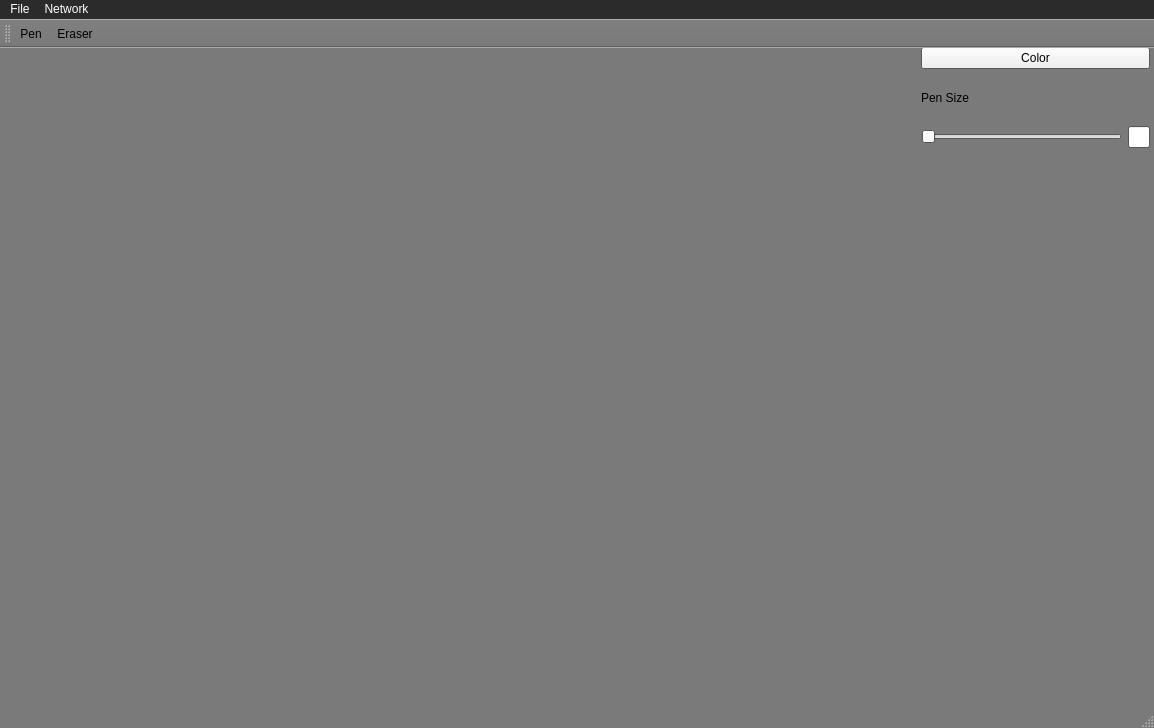
Above: ClientProgram/PaintBoardForLecture/mainwindow.ui from moonsunghyo/C-_project before the change. Below: the same form after it.
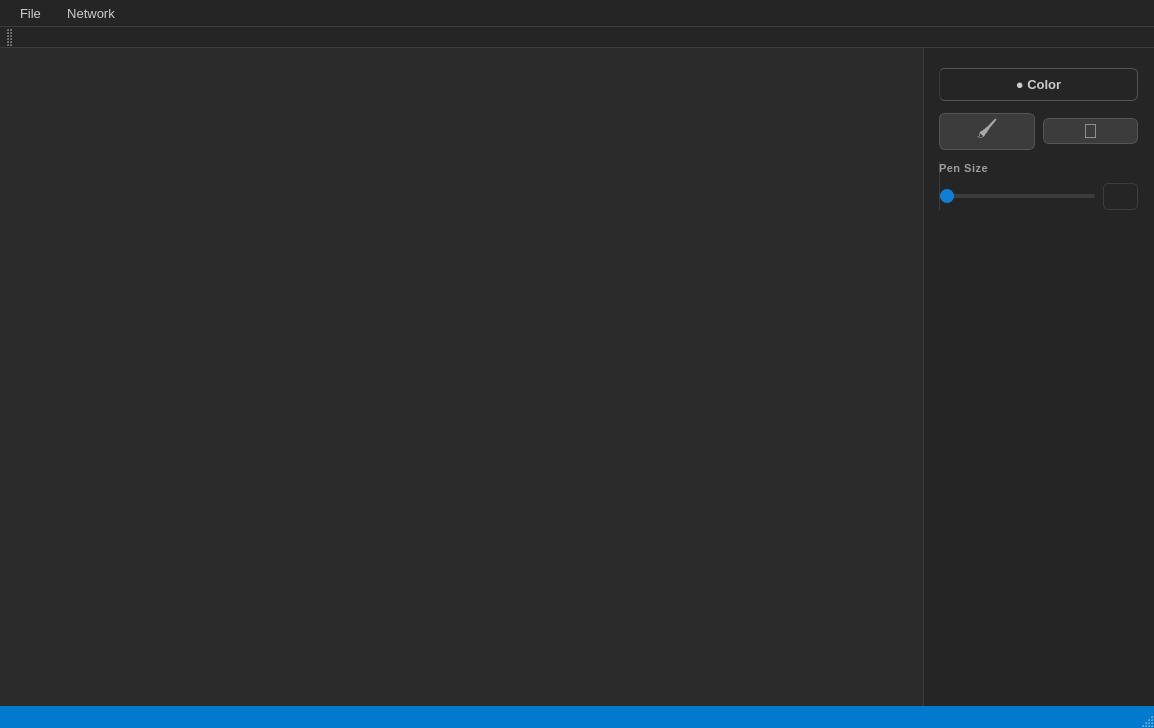
That is the form after the change.

```diff
--- a/ClientProgram/PaintBoardForLecture/mainwindow.ui
+++ b/ClientProgram/PaintBoardForLecture/mainwindow.ui
@@ -10,158 +10,357 @@
     <height>728</height>
    </rect>
   </property>
-  <property name="palette">
-   <palette>
-    <active>
-     <colorrole role="Light">
-      <brush brushstyle="SolidPattern">
-       <color alpha="255">
-        <red>255</red>
-        <green>255</green>
-        <blue>255</blue>
-       </color>
-      </brush>
-     </colorrole>
-     <colorrole role="Base">
-      <brush brushstyle="SolidPattern">
-       <color alpha="255">
-        <red>255</red>
-        <green>255</green>
-        <blue>255</blue>
-       </color>
-      </brush>
-     </colorrole>
-     <colorrole role="Window">
-      <brush brushstyle="SolidPattern">
-       <color alpha="255">
-        <red>122</red>
-        <green>122</green>
-        <blue>122</blue>
-       </color>
-      </brush>
-     </colorrole>
-    </active>
-    <inactive>
-     <colorrole role="Light">
-      <brush brushstyle="SolidPattern">
-       <color alpha="255">
-        <red>255</red>
-        <green>255</green>
-        <blue>255</blue>
-       </color>
-      </brush>
-     </colorrole>
-     <colorrole role="Base">
-      <brush brushstyle="SolidPattern">
-       <color alpha="255">
-        <red>255</red>
-        <green>255</green>
-        <blue>255</blue>
-       </color>
-      </brush>
-     </colorrole>
-     <colorrole role="Window">
-      <brush brushstyle="SolidPattern">
-       <color alpha="255">
-        <red>122</red>
-        <green>122</green>
-        <blue>122</blue>
-       </color>
-      </brush>
-     </colorrole>
-    </inactive>
-    <disabled>
-     <colorrole role="Light">
-      <brush brushstyle="SolidPattern">
-       <color alpha="255">
-        <red>255</red>
-        <green>255</green>
-        <blue>255</blue>
-       </color>
-      </brush>
-     </colorrole>
-     <colorrole role="Base">
-      <brush brushstyle="SolidPattern">
-       <color alpha="255">
-        <red>122</red>
-        <green>122</green>
-        <blue>122</blue>
-       </color>
-      </brush>
-     </colorrole>
-     <colorrole role="Window">
-      <brush brushstyle="SolidPattern">
-       <color alpha="255">
-        <red>122</red>
-        <green>122</green>
-        <blue>122</blue>
-       </color>
-      </brush>
-     </colorrole>
-    </disabled>
-   </palette>
-  </property>
   <property name="windowTitle">
-   <string>MainWindow</string>
+   <string>PaintBoard</string>
+  </property>
+  <property name="styleSheet">
+   <string notr="true">
+QMainWindow {
+    background-color: #1e1e1e;
+}
+
+QWidget#centralwidget {
+    background-color: #1e1e1e;
+}
+
+/* ── Side Panel ── */
+QWidget#horizontalLayoutWidget {
+    background-color: #1e1e1e;
+}
+
+/* ── Menu ── */
+QMenuBar {
+    background-color: #252526;
+    color: #cccccc;
+    border-bottom: 1px solid #3c3c3c;
+    padding: 2px 4px;
+    font-size: 13px;
+}
+QMenuBar::item {
+    padding: 4px 10px;
+    border-radius: 4px;
+}
+QMenuBar::item:selected {
+    background-color: #37373d;
+    color: #ffffff;
+}
+QMenu {
+    background-color: #252526;
+    color: #cccccc;
+    border: 1px solid #3c3c3c;
+    border-radius: 6px;
+    padding: 4px;
+}
+QMenu::item {
+    padding: 6px 20px;
+    border-radius: 4px;
+}
+QMenu::item:selected {
+    background-color: #094771;
+    color: #ffffff;
+}
+
+/* ── Toolbar ── */
+QToolBar {
+    background-color: #252526;
+    border-bottom: 1px solid #3c3c3c;
+    spacing: 4px;
+    padding: 3px 6px;
+}
+QToolBar::separator {
+    background-color: #3c3c3c;
+    width: 1px;
+    margin: 4px 6px;
+}
+QToolButton {
+    background-color: transparent;
+    color: #cccccc;
+    border: none;
+    border-radius: 5px;
+    padding: 5px 14px;
+    font-size: 13px;
+}
+QToolButton:hover {
+    background-color: #37373d;
+    color: #ffffff;
+}
+QToolButton:pressed, QToolButton:checked {
+    background-color: #094771;
+    color: #ffffff;
+}
+
+/* ── Color Picker Button ── */
+QPushButton#colorPickerButton {
+    background-color: #3c3c3c;
+    color: #cccccc;
+    border: 1px solid #555555;
+    border-radius: 6px;
+    padding: 8px 0px;
+    font-size: 13px;
+    font-weight: 600;
+}
+QPushButton#colorPickerButton:hover {
+    background-color: #4a4a4a;
+    border-color: #6a6a6a;
+    color: #ffffff;
+}
+QPushButton#colorPickerButton:pressed {
+    background-color: #2a2a2a;
+}
+
+/* ── Labels ── */
+QLabel {
+    color: #9d9d9d;
+    font-size: 11px;
+    font-weight: 600;
+    letter-spacing: 0.5px;
+    text-transform: uppercase;
+}
+
+/* ── Slider ── */
+QSlider::groove:horizontal {
+    height: 4px;
+    background-color: #3c3c3c;
+    border-radius: 2px;
+}
+QSlider::handle:horizontal {
+    background-color: #0e7fd4;
+    width: 14px;
+    height: 14px;
+    margin: -5px 0;
+    border-radius: 7px;
+}
+QSlider::handle:horizontal:hover {
+    background-color: #1b9aff;
+}
+QSlider::sub-page:horizontal {
+    background-color: #0e7fd4;
+    border-radius: 2px;
+}
+
+/* ── Line Edit ── */
+QLineEdit {
+    background-color: #2d2d2d;
+    color: #cccccc;
+    border: 1px solid #3c3c3c;
+    border-radius: 5px;
+    padding: 4px 6px;
+    font-size: 13px;
+    selection-background-color: #094771;
+}
+QLineEdit:focus {
+    border-color: #0e7fd4;
+}
+
+/* ── Status Bar ── */
+QStatusBar {
+    background-color: #007acc;
+    color: #ffffff;
+    font-size: 12px;
+}
+   </string>
   </property>
   <widget class="QWidget" name="centralwidget">
    <widget class="QWidget" name="horizontalLayoutWidget">
     <property name="geometry">
      <rect>
-      <x>-1</x>
-      <y>-1</y>
-      <width>1151</width>
-      <height>641</height>
+      <x>0</x>
+      <y>0</y>
+      <width>1154</width>
+      <height>660</height>
      </rect>
     </property>
     <layout class="QHBoxLayout" name="horizontalLayout" stretch="8,2">
+     <property name="spacing">
+      <number>0</number>
+     </property>
+     <property name="leftMargin">
+      <number>0</number>
+     </property>
+     <property name="topMargin">
+      <number>0</number>
+     </property>
+     <property name="rightMargin">
+      <number>0</number>
+     </property>
+     <property name="bottomMargin">
+      <number>0</number>
+     </property>
      <item>
-      <widget class="QWidget" name="canvasContainer" native="true"/>
+      <widget class="QWidget" name="canvasContainer" native="true">
+       <property name="styleSheet">
+        <string notr="true">background-color: #2b2b2b;</string>
+       </property>
+      </widget>
      </item>
      <item>
-      <layout class="QVBoxLayout" name="sidePanel" stretch="4,1,3,12">
-       <item>
-        <widget class="QPushButton" name="colorPickerButton">
-         <property name="text">
-          <string>Color</string>
-         </property>
-        </widget>
-       </item>
-       <item>
-        <widget class="QLabel" name="label_2">
-         <property name="text">
-          <string>Pen Size</string>
-         </property>
-        </widget>
-       </item>
-       <item>
-        <layout class="QHBoxLayout" name="penSizeEditArea" stretch="9,1">
-         <item>
-          <widget class="QSlider" name="penSlider">
-           <property name="orientation">
-            <enum>Qt::Orientation::Horizontal</enum>
+      <widget class="QWidget" name="sidePanelWidget" native="true">
+       <property name="styleSheet">
+        <string notr="true">
+QWidget {
+    background-color: #252526;
+    border-left: 1px solid #3c3c3c;
+}
+        </string>
+       </property>
+       <layout class="QVBoxLayout" name="sidePanel" stretch="0,0,0,1">
+        <property name="spacing">
+         <number>12</number>
+        </property>
+        <property name="leftMargin">
+         <number>16</number>
+        </property>
+        <property name="topMargin">
+         <number>20</number>
+        </property>
+        <property name="rightMargin">
+         <number>16</number>
+        </property>
+        <property name="bottomMargin">
+         <number>20</number>
+        </property>
+        <item>
+         <widget class="QPushButton" name="colorPickerButton">
+          <property name="text">
+           <string>● Color</string>
+          </property>
+         </widget>
+        </item>
+        <item>
+         <layout class="QHBoxLayout" name="toolButtonArea">
+          <property name="spacing">
+           <number>8</number>
+          </property>
+          <item>
+           <widget class="QPushButton" name="penButton">
+            <property name="styleSheet">
+             <string notr="true">
+QPushButton {
+    background-color: #3c3c3c;
+    color: #aaaaaa;
+    border: 1px solid #555555;
+    border-radius: 6px;
+    font-size: 20px;
+    font-weight: 300;
+}
+QPushButton:hover {
+    background-color: #4a4a4a;
+    border-color: #6a6a6a;
+    color: #ffffff;
+}
+QPushButton:checked {
+    background-color: #0e4f8a;
+    border: 1.5px solid #0e7fd4;
+    color: #ffffff;
+}
+             </string>
+            </property>
+            <property name="text">
+             <string>🖌️</string>
+            </property>
+            <property name="checkable">
+             <bool>true</bool>
+            </property>
+           </widget>
+          </item>
+          <item>
+           <widget class="QPushButton" name="eraserButton">
+            <property name="styleSheet">
+             <string notr="true">
+QPushButton {
+    background-color: #3c3c3c;
+    color: #aaaaaa;
+    border: 1px solid #555555;
+    border-radius: 6px;
+    font-size: 20px;
+    font-weight: 300;
+}
+QPushButton:hover {
+    background-color: #4a4a4a;
+    border-color: #6a6a6a;
+    color: #ffffff;
+}
+QPushButton:checked {
+    background-color: #0e4f8a;
+    border: 1.5px solid #0e7fd4;
+    color: #ffffff;
+}
+             </string>
+            </property>
+            <property name="text">
+             <string>🧽</string>
+            </property>
+            <property name="checkable">
+             <bool>true</bool>
+            </property>
+           </widget>
+          </item>
+         </layout>
+        </item>
+        <item>
+         <widget class="QWidget" name="penSizeArea" native="true">
+          <layout class="QVBoxLayout" name="penSizeAreaLayout">
+           <property name="spacing">
+            <number>8</number>
            </property>
-          </widget>
-         </item>
-         <item>
-          <widget class="QLineEdit" name="penSizeEdit"/>
-         </item>
-        </layout>
-       </item>
-       <item>
-        <spacer name="sidePanelSpacer">
-         <property name="orientation">
-          <enum>Qt::Orientation::Vertical</enum>
-         </property>
-         <property name="sizeHint" stdset="0">
-          <size>
-           <width>20</width>
-           <height>40</height>
-          </size>
-         </property>
-        </spacer>
-       </item>
-      </layout>
+           <property name="leftMargin">
+            <number>0</number>
+           </property>
+           <property name="topMargin">
+            <number>0</number>
+           </property>
+           <property name="rightMargin">
+            <number>0</number>
+           </property>
+           <property name="bottomMargin">
+            <number>0</number>
+           </property>
+           <item>
+            <widget class="QLabel" name="label_2">
+             <property name="text">
+              <string>Pen Size</string>
+             </property>
+            </widget>
+           </item>
+           <item>
+            <layout class="QHBoxLayout" name="penSizeEditArea" stretch="9,1">
+             <property name="spacing">
+              <number>8</number>
+             </property>
+             <item>
+              <widget class="QSlider" name="penSlider">
+               <property name="orientation">
+                <enum>Qt::Orientation::Horizontal</enum>
+               </property>
+              </widget>
+             </item>
+             <item>
+              <widget class="QLineEdit" name="penSizeEdit">
+               <property name="alignment">
+                <set>Qt::AlignmentFlag::AlignCenter</set>
+               </property>
+              </widget>
+             </item>
+            </layout>
+           </item>
+          </layout>
+         </widget>
+        </item>
+        <item>
+         <spacer name="sidePanelSpacer">
+          <property name="orientation">
+           <enum>Qt::Orientation::Vertical</enum>
+          </property>
+          <property name="sizeHint" stdset="0">
+           <size>
+            <width>20</width>
+            <height>40</height>
+           </size>
+          </property>
+         </spacer>
+        </item>
+       </layout>
+      </widget>
      </item>
     </layout>
    </widget>
@@ -172,218 +371,9 @@
      <x>0</x>
      <y>0</y>
      <width>1154</width>
-     <height>26</height>
+     <height>30</height>
     </rect>
    </property>
-   <property name="palette">
-    <palette>
-     <active>
-      <colorrole role="WindowText">
-       <brush brushstyle="SolidPattern">
-        <color alpha="255">
-         <red>255</red>
-         <green>255</green>
-         <blue>255</blue>
-        </color>
-       </brush>
-      </colorrole>
-      <colorrole role="Button">
-       <brush brushstyle="SolidPattern">
-        <color alpha="255">
-         <red>43</red>
-         <green>43</green>
-         <blue>43</blue>
-        </color>
-       </brush>
-      </colorrole>
-      <colorrole role="Text">
-       <brush brushstyle="SolidPattern">
-        <color alpha="255">
-         <red>255</red>
-         <green>255</green>
-         <blue>255</blue>
-        </color>
-       </brush>
-      </colorrole>
-      <colorrole role="ButtonText">
-       <brush brushstyle="SolidPattern">
-        <color alpha="255">
-         <red>255</red>
-         <green>255</green>
-         <blue>255</blue>
-        </color>
-       </brush>
-      </colorrole>
-      <colorrole role="Base">
-       <brush brushstyle="SolidPattern">
-        <color alpha="255">
-         <red>43</red>
-         <green>43</green>
-         <blue>43</blue>
-        </color>
-       </brush>
-      </colorrole>
-      <colorrole role="Window">
-       <brush brushstyle="SolidPattern">
-        <color alpha="255">
-         <red>43</red>
-         <green>43</green>
-         <blue>43</blue>
-        </color>
-       </brush>
-      </colorrole>
-      <colorrole role="PlaceholderText">
-       <brush brushstyle="SolidPattern">
-        <color alpha="128">
-         <red>255</red>
-         <green>255</green>
-         <blue>255</blue>
-        </color>
-       </brush>
-      </colorrole>
-     </active>
-     <inactive>
-      <colorrole role="WindowText">
-       <brush brushstyle="SolidPattern">
-        <color alpha="255">
-         <red>255</red>
-         <green>255</green>
-         <blue>255</blue>
-        </color>
-       </brush>
-      </colorrole>
-      <colorrole role="Button">
-       <brush brushstyle="SolidPattern">
-        <color alpha="255">
-         <red>43</red>
-         <green>43</green>
-         <blue>43</blue>
-        </color>
-       </brush>
-      </colorrole>
-      <colorrole role="Text">
-       <brush brushstyle="SolidPattern">
-        <color alpha="255">
-         <red>255</red>
-         <green>255</green>
-         <blue>255</blue>
-        </color>
-       </brush>
-      </colorrole>
-      <colorrole role="ButtonText">
-       <brush brushstyle="SolidPattern">
-        <color alpha="255">
-         <red>255</red>
-         <green>255</green>
-         <blue>255</blue>
-        </color>
-       </brush>
-      </colorrole>
-      <colorrole role="Base">
-       <brush brushstyle="SolidPattern">
-        <color alpha="255">
-         <red>43</red>
-         <green>43</green>
-         <blue>43</blue>
-        </color>
-       </brush>
-      </colorrole>
-      <colorrole role="Window">
-       <brush brushstyle="SolidPattern">
-        <color alpha="255">
-         <red>43</red>
-         <green>43</green>
-         <blue>43</blue>
-        </color>
-       </brush>
-      </colorrole>
-      <colorrole role="PlaceholderText">
-       <brush brushstyle="SolidPattern">
-        <color alpha="128">
-         <red>255</red>
-         <green>255</green>
-         <blue>255</blue>
-        </color>
-       </brush>
-      </colorrole>
-     </inactive>
-     <disabled>
-      <colorrole role="WindowText">
-       <brush brushstyle="SolidPattern">
-        <color alpha="255">
-         <red>255</red>
-         <green>255</green>
-         <blue>255</blue>
-        </color>
-       </brush>
-      </colorrole>
-      <colorrole role="Button">
-       <brush brushstyle="SolidPattern">
-        <color alpha="255">
-         <red>43</red>
-         <green>43</green>
-         <blue>43</blue>
-        </color>
-       </brush>
-      </colorrole>
-      <colorrole role="Text">
-       <brush brushstyle="SolidPattern">
-        <color alpha="255">
-         <red>255</red>
-         <green>255</green>
-         <blue>255</blue>
-        </color>
-       </brush>
-      </colorrole>
-      <colorrole role="ButtonText">
-       <brush brushstyle="SolidPattern">
-        <color alpha="255">
-         <red>255</red>
-         <green>255</green>
-         <blue>255</blue>
-        </color>
-       </brush>
-      </colorrole>
-      <colorrole role="Base">
-       <brush brushstyle="SolidPattern">
-        <color alpha="255">
-         <red>43</red>
-         <green>43</green>
-         <blue>43</blue>
-        </color>
-       </brush>
-      </colorrole>
-      <colorrole role="Window">
-       <brush brushstyle="SolidPattern">
-        <color alpha="255">
-         <red>43</red>
-         <green>43</green>
-         <blue>43</blue>
-        </color>
-       </brush>
-      </colorrole>
-      <colorrole role="PlaceholderText">
-       <brush brushstyle="SolidPattern">
-        <color alpha="128">
-         <red>255</red>
-         <green>255</green>
-         <blue>255</blue>
-        </color>
-       </brush>
-      </colorrole>
-     </disabled>
-    </palette>
-   </property>
-   <property name="styleSheet">
-    <string notr="true">QMenuBar {
-    background-color: #2b2b2b;  /* 원하는 색으로 변경 */
-    color: white;
-}
-
-QMenuBar::item:selected {
-    background-color: #3c3c3c;  /* 마우스 올렸을 때 색 */
-}</string>
-   </property>
    <widget class="QMenu" name="menuFile">
     <property name="title">
      <string>File</string>
@@ -410,8 +400,6 @@
    <attribute name="toolBarBreak">
     <bool>false</bool>
    </attribute>
-   <addaction name="actionPen"/>
-   <addaction name="actionEraser"/>
   </widget>
   <action name="actionNew_Canvas">
    <property name="text">
```
